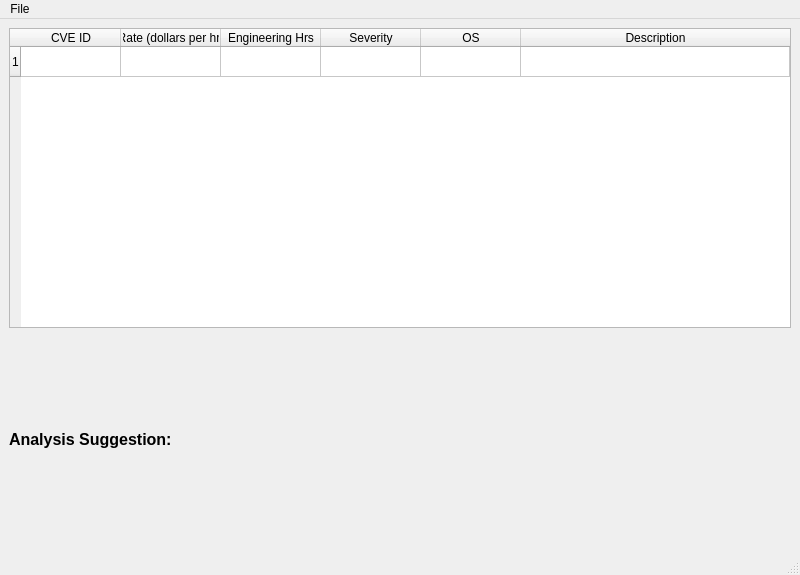
Before: the Qt Designer form RunScanWindow.ui in SeanDavies22/Vibing-Leopards, drawn with Qt 5.
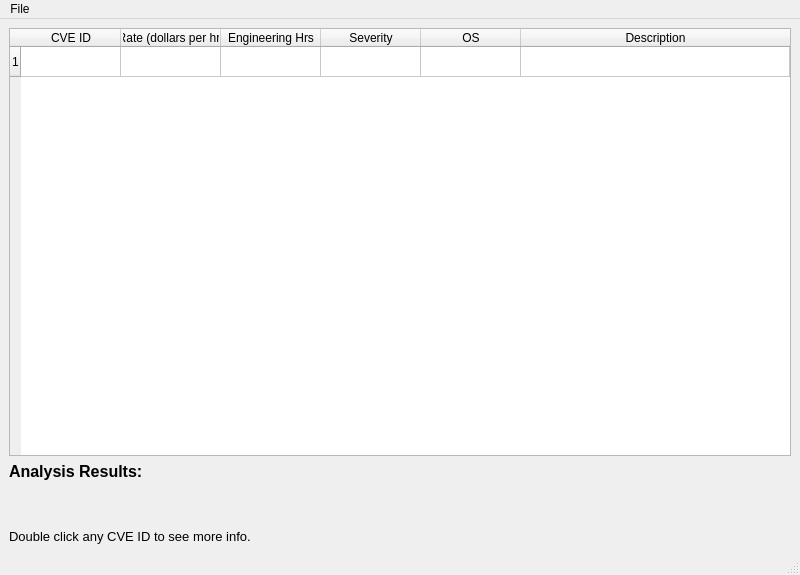
After: the same form once the commit is applied.

Commit message: Added total cost label to analysis results. Anchor Arms.

```diff
--- a/RunScanWindow.ui
+++ b/RunScanWindow.ui
@@ -30,47 +30,6 @@
   </property>
   <widget class="QWidget" name="centralwidget">
    <layout class="QGridLayout" name="gridLayout">
-    <item row="1" column="0">
-     <layout class="QVBoxLayout" name="suggestionLabelVLayout">
-      <property name="sizeConstraint">
-       <enum>QLayout::SetMinimumSize</enum>
-      </property>
-      <property name="topMargin">
-       <number>0</number>
-      </property>
-      <property name="rightMargin">
-       <number>0</number>
-      </property>
-      <item alignment="Qt::AlignTop">
-       <widget class="QLabel" name="analysisSuggestionLabe">
-        <property name="sizePolicy">
-         <sizepolicy hsizetype="MinimumExpanding" vsizetype="MinimumExpanding">
-          <horstretch>0</horstretch>
-          <verstretch>0</verstretch>
-         </sizepolicy>
-        </property>
-        <property name="minimumSize">
-         <size>
-          <width>780</width>
-          <height>300</height>
-         </size>
-        </property>
-        <property name="font">
-         <font>
-          <pointsize>12</pointsize>
-          <bold>true</bold>
-         </font>
-        </property>
-        <property name="frameShape">
-         <enum>QFrame::NoFrame</enum>
-        </property>
-        <property name="text">
-         <string>Analysis Suggestion:</string>
-        </property>
-       </widget>
-      </item>
-     </layout>
-    </item>
     <item row="0" column="0">
      <layout class="QVBoxLayout" name="verticalLayout" stretch="0">
       <property name="spacing">
@@ -95,8 +54,8 @@
         </property>
         <property name="minimumSize">
          <size>
-          <width>780</width>
-          <height>300</height>
+          <width>775</width>
+          <height>200</height>
          </size>
         </property>
         <property name="baseSize">
@@ -197,6 +156,67 @@
       </item>
      </layout>
     </item>
+    <item row="1" column="0">
+     <layout class="QVBoxLayout" name="analysisSuggestionVLayout">
+      <property name="bottomMargin">
+       <number>0</number>
+      </property>
+      <item>
+       <widget class="QLabel" name="analysisSuggestionLabel">
+        <property name="font">
+         <font>
+          <pointsize>12</pointsize>
+          <weight>75</weight>
+          <bold>true</bold>
+         </font>
+        </property>
+        <property name="text">
+         <string>Analysis Results:</string>
+        </property>
+       </widget>
+      </item>
+     </layout>
+    </item>
+    <item row="2" column="0">
+     <layout class="QVBoxLayout" name="actualAnalysisVLayout">
+      <item>
+       <widget class="QLabel" name="totalCostLabel">
+        <property name="font">
+         <font>
+          <pointsize>10</pointsize>
+         </font>
+        </property>
+        <property name="text">
+         <string/>
+        </property>
+       </widget>
+      </item>
+      <item>
+       <widget class="QLabel" name="numHighSevLabel">
+        <property name="font">
+         <font>
+          <pointsize>10</pointsize>
+         </font>
+        </property>
+        <property name="text">
+         <string/>
+        </property>
+       </widget>
+      </item>
+      <item>
+       <widget class="QLabel" name="doubleClickCVElabel">
+        <property name="font">
+         <font>
+          <pointsize>10</pointsize>
+         </font>
+        </property>
+        <property name="text">
+         <string>Double click any CVE ID to see more info.</string>
+        </property>
+       </widget>
+      </item>
+     </layout>
+    </item>
    </layout>
   </widget>
   <widget class="QMenuBar" name="menubar">
```
Left out of the diff: 4 changed lines with no effect on the pictures. The commit also changes 4 other files.
